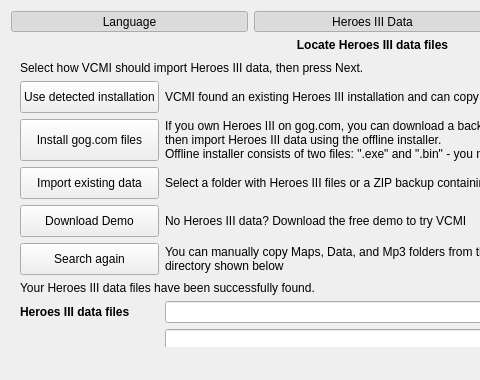
First picture: the form in launcher/firstLaunch/firstlaunch_moc.ui, repository GeorgeK1ng/vcmi, before the edit; both pictures show x 0 to 480 and y 0 to 380 of the 745 by 380 pixel window.
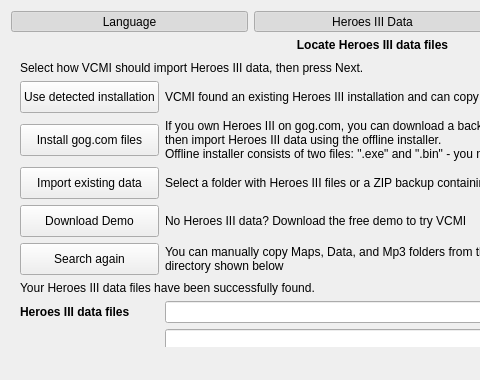
Second picture: the form after the edit. Icons and pictures are not drawn.

Commit message: First-launch: add selectable data import actions, ZIP import and demo support

What changed in the file:
```diff
--- a/launcher/firstLaunch/firstlaunch_moc.ui
+++ b/launcher/firstLaunch/firstlaunch_moc.ui
@@ -327,6 +327,9 @@
                <verstretch>0</verstretch>
               </sizepolicy>
              </property>
+             <property name="maximumSize">
+              <size><width>16777215</width><height>32</height></size>
+             </property>
              <property name="minimumSize">
               <size><width>0</width><height>32</height></size>
              </property>
```
Left out of the diff: 12 changed lines with no effect on the pictures. The commit also changes 1 other file.
